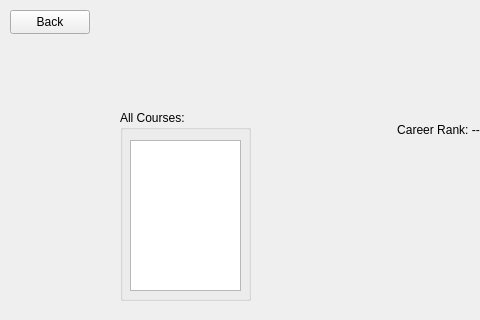
This is 376_Project/allcoursespage.ui in daynadrant/Course-App as Qt 5 draws it before an edit; both pictures show x 0 to 480 and y 0 to 320 of the 900 by 600 pixel window. The edited form follows.
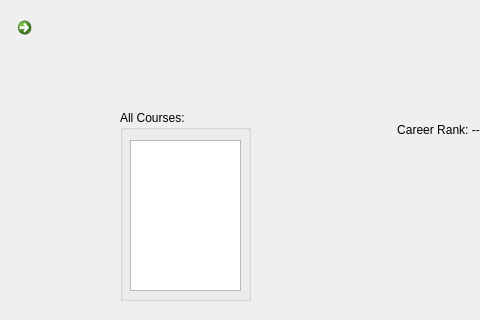
This is the edited form. Icons and pictures are not drawn.

Diff of the .ui file:
```diff
--- a/376_Project/allcoursespage.ui
+++ b/376_Project/allcoursespage.ui
@@ -146,19 +146,6 @@
     <set>Qt::AlignmentFlag::AlignCenter</set>
    </property>
   </widget>
-  <widget class="QPushButton" name="backButton">
-   <property name="geometry">
-    <rect>
-     <x>10</x>
-     <y>10</y>
-     <width>80</width>
-     <height>24</height>
-    </rect>
-   </property>
-   <property name="text">
-    <string>Back</string>
-   </property>
-  </widget>
   <widget class="QLabel" name="careerRankLabel">
    <property name="geometry">
     <rect>
@@ -175,6 +162,31 @@
     <set>Qt::AlignmentFlag::AlignCenter</set>
    </property>
   </widget>
+  <widget class="QCommandLinkButton" name="backButton">
+   <property name="geometry">
+    <rect>
+     <x>10</x>
+     <y>10</y>
+     <width>31</width>
+     <height>33</height>
+    </rect>
+   </property>
+   <property name="cursor">
+    <cursorShape>ArrowCursor</cursorShape>
+   </property>
+   <property name="text">
+    <string/>
+   </property>
+   <property name="icon">
+    <iconset theme="QIcon::ThemeIcon::WindowClose"/>
+   </property>
+   <property name="iconSize">
+    <size>
+     <width>16</width>
+     <height>16</height>
+    </size>
+   </property>
+  </widget>
  </widget>
  <resources/>
  <connections/>
```
